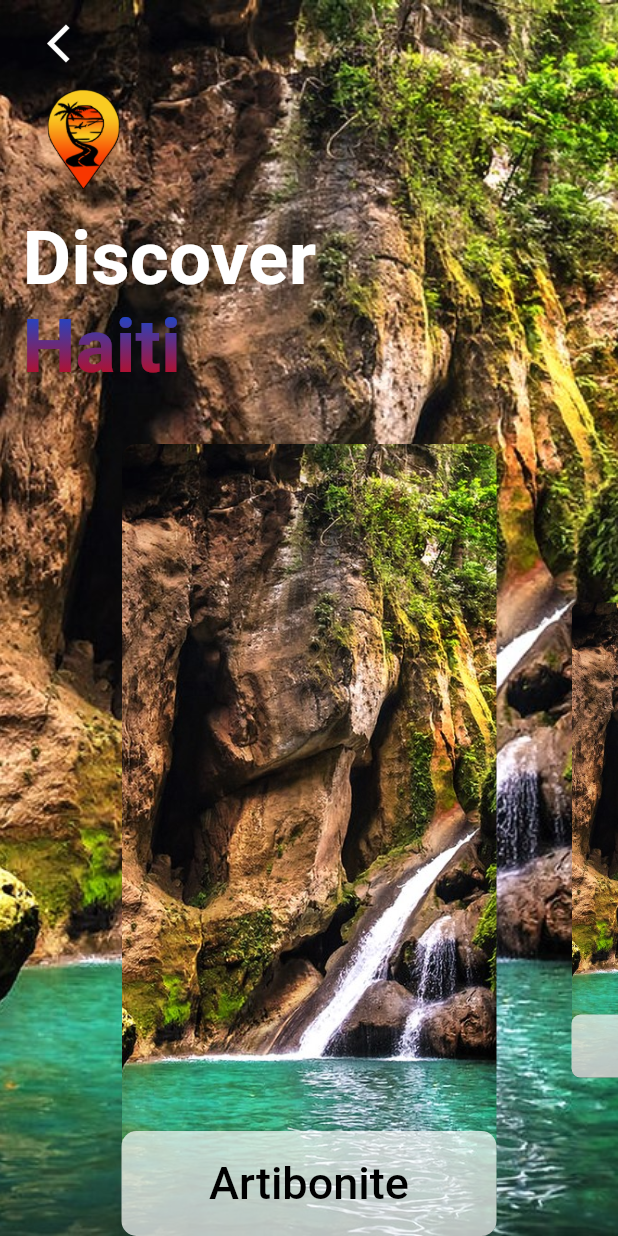
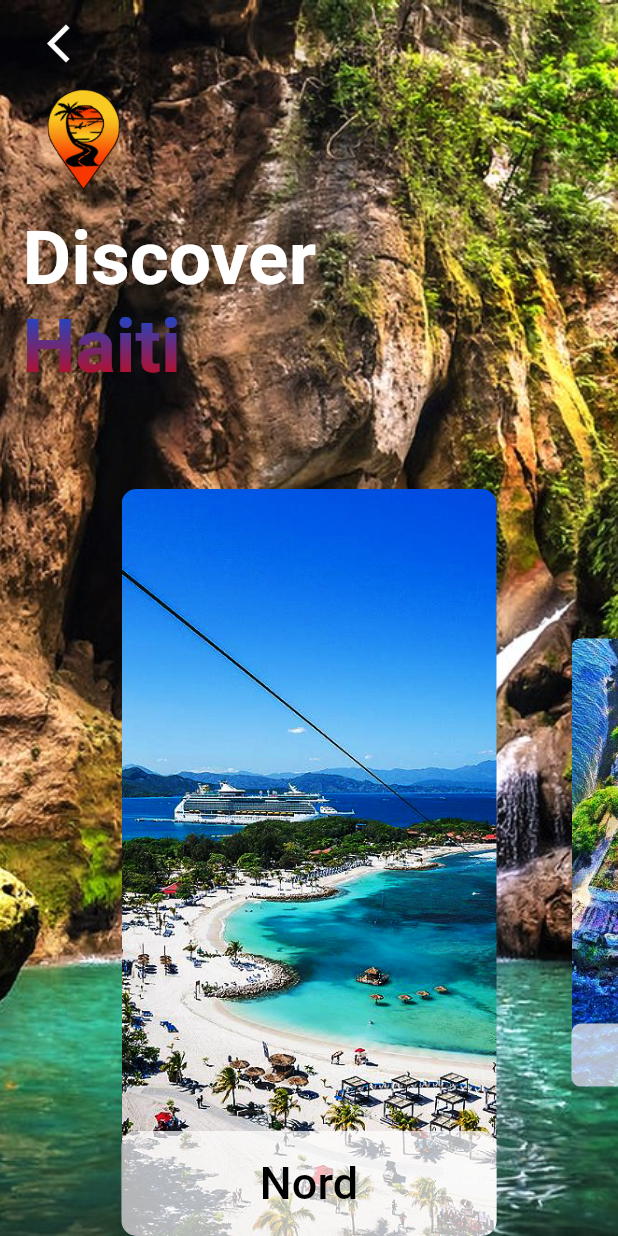
Before and after one commit to Roose48/App_ChillHT, a Flutter app: the screen it shows after launch, after a tap on "Discover", on a phone screen of 412 x 824 dp. Run offline on Flutter 3.47's test engine with Material 2 defaults, Android fonts, the phone set to English and light mode, and no system bars; drawn by our look-alikes of scroll_snap_list; our stand-ins replace cloud_firestore, file_picker, firebase_core, firebase_storage; missing offline and left inert: dart:ffi; accounts and stored records are empty.

Commit message:
discover card design image

```diff
--- /dev/null
+++ b/lib/components/departements.dart
@@ -0,0 +1,8 @@
+import 'package:flutter/material.dart';
+
+class Departement{
+  String name = '';
+  String imagePath = '';
+
+  Departement(this.name, this.imagePath);
+}
--- a/lib/pages/states.dart
+++ b/lib/pages/states.dart
@@ -1,3 +1,4 @@
+import 'package:app/components/departements.dart';
 import 'package:flutter/material.dart';
 import 'package:app/pages/places.dart';
 import 'package:scroll_snap_list/scroll_snap_list.dart';
@@ -12,37 +13,39 @@ class States extends StatefulWidget {
 
 class _StatesState extends State<States> {
 
-  List<String> deptList = [
-    "Artibonite",
-    "Centre",
-    "Grand'Anse",
-    "Nippes",
-    "Nord",
-    "Nord-Est",
-    "Nord-Ouest",
-    "Ouest",
-    "Sud",
-    "Sud-Est"
+  List<Departement> deptList = [
+    Departement("Nord", "assets/images/Nord.jpg"),
+    Departement("Nord-Est", "assets/images/NordEst.jpeg"),
+    Departement("Nord-Ouest", "assets/images/NordOuest.jpg"),
+    Departement("Artibonite", "assets/images/Artibonite.png"),
+    Departement("Centre", "assets/images/Centre.jpg"),
+    Departement("Ouest", "assets/images/Ouest.jpg"),
+    Departement("Sud-Est", "assets/images/bassin_bleu.jpg"),
+    Departement("Sud", "assets/images/sud.jpg"),
+    Departement("Nippes", "assets/images/nippes.jpg"),
+    Departement("Grand'Anse", "assets/images/GrandeAnse.jpg"),
+
   ];
 
+
   Widget _buildDeptCard(BuildContext context, int index){
-    String dept = deptList[index];
+    Departement dept = deptList[index];
 
     return  GestureDetector(
     onTap: ()  => Navigator.push(
         context,
         MaterialPageRoute(
-          builder: (context) =>  Places(name: dept),
+          builder: (context) =>  Places(name: dept.name),
         ),
       ),
 
       child: SizedBox(
         width: 250,
         child: Container(
-          decoration: const BoxDecoration(
+          decoration: BoxDecoration(
             image: DecorationImage(
               image: AssetImage(
-                "assets/images/bassin_bleu.jpg"
+                dept.imagePath
                 ),
               fit: BoxFit.cover,
             ),
@@ -66,7 +69,7 @@ class _StatesState extends State<States> {
                   ),
                   child: Center(
                     child: Text(
-                      dept,
+                      dept.name,
                       style: const TextStyle(
                         fontSize: 30,
                         fontWeight: FontWeight.w500,
@@ -160,7 +163,7 @@ class _StatesState extends State<States> {
               ),
             ),
 
-            SizedBox(height: 20),
+            const SizedBox(height: 50),
 
             Expanded(
               child: Center(
--- a/pubspec.yaml
+++ b/pubspec.yaml
@@ -71,6 +71,7 @@ flutter:
   assets:
     - assets/images/
     - assets/images/chillHT.png
+    # - assets/images/Sud.jpg
     - assets/data/data.json
 
   # An image asset can refer to one or more resolution-specific "variants", see
```
Also changed, not shown: assets/images/Artibonite.png (added), assets/images/Centre.jpg (added), assets/images/GrandeAnse.jpg (added), assets/images/Nord.jpg (added), assets/images/NordEst.jpeg (added), assets/images/NordOuest.jpg (added), assets/images/Ouest.jpg (added), assets/images/cote_arcadins.jpg (added), assets/images/nippes.jpg (added), assets/images/sud.jpg (added).
